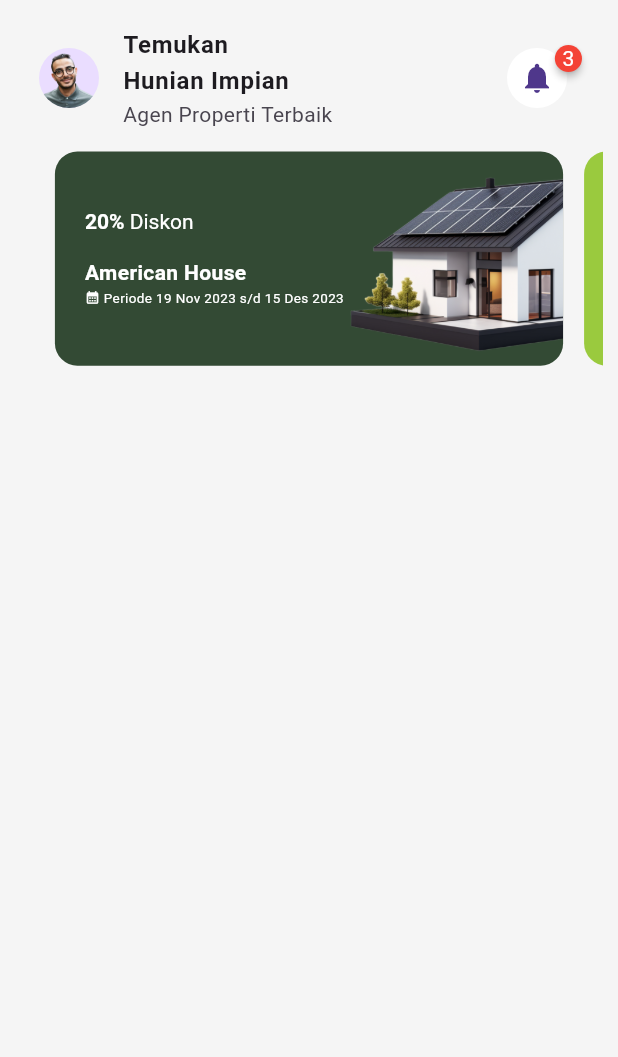
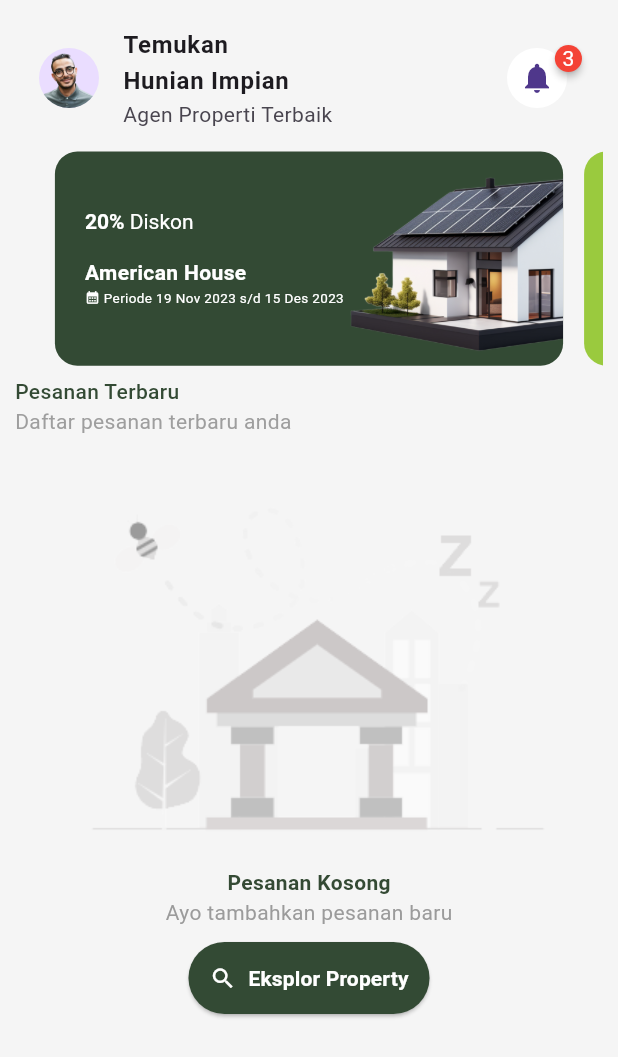
Before and after one commit to fandi0717/property_app, a Flutter app: the screen it shows after launch, on a phone screen of 412 x 824 dp. Shown: the top 1057 px of the screen. Run offline on Flutter 3.47's test engine with Material 3 defaults, Android fonts, the phone set to English and light mode, and no system bars; drawn by our look-alikes of auto_size_text, badges, carousel_slider; our stand-ins replace equatable, flutter_bloc, flutter_svg.

Commit message:
add feature bloc, property model fix, build ui design

```diff
--- a/lib/features/home/data/models/transaction_enum.dart
+++ b/lib/features/home/data/models/transaction_enum.dart
@@ -1 +1,8 @@
 enum Transaction { pemesanan, administrasi, pembangunan, serahTerima }
+
+const Map<String, Transaction> transactionValue = {
+  'pemesanan': Transaction.pemesanan,
+  'administrasi': Transaction.administrasi,
+  'pembangunan': Transaction.pembangunan,
+  'serah_terima': Transaction.serahTerima
+};
--- /dev/null
+++ b/lib/features/home/data/repositories/pesananan_repository.dart
@@ -0,0 +1,33 @@
+import 'package:property_app/features/home/data/dataproviders/online/pesanan_data_provider.dart';
+import 'package:property_app/features/home/data/models/property.dart';
+
+class PesananPropertyRepository {
+  List<Property> getAllProperty() {
+    List<Property> results = [];
+
+    try {
+      List<String> getJson = [
+        PesananPropertyDataProvider.propertyOne,
+        PesananPropertyDataProvider.propertyTwo,
+        PesananPropertyDataProvider.propertyThree
+      ];
+
+      for (var json in getJson) {
+        results.add(decodeJson2Property(json)!);
+      }
+
+      return results;
+    } catch (e) {
+      print(e);
+      return List.empty();
+    }
+  }
+
+  Property? decodeJson2Property(String json) {
+    try {
+      return Property.fromJson(json);
+    } catch (e) {
+      return null;
+    }
+  }
+}
--- a/lib/features/home/logic/bloc/home_bloc.dart
+++ b/lib/features/home/logic/bloc/home_bloc.dart
@@ -1,13 +1,30 @@
-import 'package:bloc/bloc.dart';
 import 'package:equatable/equatable.dart';
+import 'package:flutter_bloc/flutter_bloc.dart';
+import 'package:property_app/features/home/data/repositories/pesananan_repository.dart';
+
+import '../../data/models/property.dart';
 
 part 'home_event.dart';
 part 'home_state.dart';
 
 class HomeBloc extends Bloc<HomeEvent, HomeState> {
-  HomeBloc() : super(HomeInitial()) {
-    on<HomeEvent>((event, emit) {
-      // TODO: implement event handler
-    });
+  HomeBloc() : super(HomeEmpty()) {
+    final PesananPropertyRepository repository = PesananPropertyRepository();
+
+    on<EksplorPropertyEvent>(
+        (event, emit) => eksplorPropertyFunc(event, emit, repository));
+
+    on<Back2EmptyPropertyEvent>(
+        (event, emit) => back2EmptyProperty(event, emit));
+  }
+
+  eksplorPropertyFunc(EksplorPropertyEvent event, Emitter<HomeState> emit,
+      PesananPropertyRepository repository) {
+    List<Property> results = repository.getAllProperty();
+    emit(PesananTerbaru(propertys: results));
+  }
+
+  back2EmptyProperty(Back2EmptyPropertyEvent event, Emitter<HomeState> emit) {
+    emit(HomeEmpty());
   }
 }
--- a/lib/features/home/logic/bloc/home_event.dart
+++ b/lib/features/home/logic/bloc/home_event.dart
@@ -6,3 +6,16 @@ sealed class HomeEvent extends Equatable {
   @override
   List<Object> get props => [];
 }
+
+final class EksplorPropertyEvent extends HomeEvent {
+  final int index;
+
+  const EksplorPropertyEvent({this.index = 0});
+
+  @override
+  List<Object> get props => [index];
+}
+
+final class Back2EmptyPropertyEvent extends HomeEvent {}
+
+// final class SwitchPropertyEvent extends HomeEvent {}
--- a/lib/features/home/logic/bloc/home_state.dart
+++ b/lib/features/home/logic/bloc/home_state.dart
@@ -7,4 +7,14 @@ sealed class HomeState extends Equatable {
   List<Object> get props => [];
 }
 
-final class HomeInitial extends HomeState {}
+final class HomeEmpty extends HomeState {}
+
+final class PesananTerbaru extends HomeState {
+  final List<Property> propertys;
+  // final Property property;
+
+  const PesananTerbaru({required this.propertys});
+
+  @override
+  List<Object> get props => [propertys];
+}
--- a/lib/features/home/presentation/screens/home_screen.dart
+++ b/lib/features/home/presentation/screens/home_screen.dart
@@ -1,6 +1,9 @@
 import 'package:carousel_slider/carousel_slider.dart';
 import 'package:flutter/material.dart';
+import 'package:flutter_bloc/flutter_bloc.dart';
+import 'package:property_app/features/home/logic/bloc/home_bloc.dart';
 import 'package:property_app/features/home/presentation/widgets/carousel_slider/slider_property_widget.dart';
+import 'package:flutter_svg/flutter_svg.dart';
 
 import '../widgets/head/head_widget.dart';
 
@@ -45,6 +48,128 @@ class HomeScreen extends StatelessWidget {
                   enableInfiniteScroll: false,
                   // enlargeCenterPage: true
                 )),
+
+            /// [BLOC STATE]
+            Expanded(
+              child: BlocBuilder<HomeBloc, HomeState>(
+                builder: (context, state) {
+                  if (state is HomeEmpty) {
+                    return Container(
+                      child: Column(
+                        // crossAxisAlignment: CrossAxisAlignment.start,
+                        children: [
+                          const Align(
+                            alignment: Alignment.centerLeft,
+                            child: Text(
+                              "Pesanan Terbaru",
+                              style: TextStyle(
+                                fontWeight: FontWeight.w500,
+                                color: Color.fromARGB(
+                                  255,
+                                  51,
+                                  74,
+                                  52,
+                                ),
+                                // fontSize: 18
+                              ),
+                            ),
+                          ),
+                          const Align(
+                            alignment: Alignment.centerLeft,
+                            child: Text(
+                              "Daftar pesanan terbaru anda",
+                              style: TextStyle(
+                                fontWeight: FontWeight.w400,
+                                color: Color.fromARGB(
+                                  255,
+                                  158,
+                                  158,
+                                  158,
+                                ),
+                                // fontSize: 12
+                              ),
+                            ),
+                          ),
+                          // Expanded(
+                          //   child: Stack(
+                          //     alignment: Alignment.center,
+                          //     fit: StackFit.passthrough,
+                          //     children: [
+                          //       SvgPicture.asset(
+                          //         "assets/images/svg/background_bank.svg",
+                          //         semanticsLabel: "Bank",
+                          //         // fit: BoxFit.scaleDown,
+                          //       ),
+                          //       Align(
+                          //         alignment: Alignment.topLeft,
+                          //         child: SvgPicture.asset(
+                          //           "assets/images/svg/fly.svg",
+                          //           semanticsLabel: "Fly",
+                          //           // colorFilter:
+                          //           //     const ColorFilter.matrix([255, 255, 255, 255]),
+                          //         ),
+                          //       ),
+                          //     ],
+                          //   ),
+                          // ),
+                          // SvgPicture.asset(
+                          //   "assets/images/svg/all.svg",
+                          //   semanticsLabel: "hero",
+                          //   height: MediaQuery.of(context).size.height * 0.5,
+                          // ),
+                          Padding(
+                            padding: EdgeInsets.only(
+                                top: MediaQuery.of(context).size.height * 0.05),
+                            child: Image.asset(
+                                "assets/images/background_house.png"),
+                          ),
+                          const Text(
+                            "Pesanan Kosong",
+                            style: TextStyle(
+                                fontWeight: FontWeight.w600,
+                                color: Color.fromARGB(255, 52, 74, 52)),
+                          ),
+                          const Text(
+                            "Ayo tambahkan pesanan baru",
+                            style: TextStyle(
+                                fontWeight: FontWeight.w400,
+                                color: Color.fromARGB(255, 155, 155, 155)),
+                          ),
+                          const SizedBox(
+                            height: 10,
+                          ),
+                          ElevatedButton.icon(
+                            onPressed: () {},
+                            icon: const Icon(
+                              Icons.search,
+                              color: Color.fromARGB(255, 255, 255, 255),
+                            ),
+                            label: const Text(
+                              "Eksplor Property",
+                              style: TextStyle(
+                                  color: Color.fromARGB(255, 255, 255, 255),
+                                  fontWeight: FontWeight.bold),
+                            ),
+                            style: const ButtonStyle(
+                                backgroundColor: MaterialStatePropertyAll(
+                                    Color.fromARGB(255, 51, 74, 52)),
+                                padding: MaterialStatePropertyAll(
+                                    EdgeInsets.all(14))),
+                          ),
+                        ],
+                      ),
+                    );
+                    // return Container(
+                    //   child: SvgPicture.asset(
+                    //     "assets/images/svg/background_bank.svg",
+                    //     semanticsLabel: "Bank",
+                    //   ),
+                    // );
+                  } else if (state is PesananTerbaru) {}
+                  return const SizedBox.shrink();
+                },
+              ),
+            )
           ],
         ),
       )),
--- a/pubspec.yaml
+++ b/pubspec.yaml
@@ -41,6 +41,7 @@ dependencies:
   carousel_slider: ^4.2.1
   auto_size_text: ^3.0.0
   intl: ^0.19.0
+  flutter_svg: ^2.0.10+1
 
 dev_dependencies:
   flutter_test:
@@ -67,6 +68,7 @@ flutter:
   # To add assets to your application, add an assets section, like this:
   assets:
     - assets/images/
+    - assets/images/svg/
   #   - images/a_dot_ham.jpeg
 
   # An image asset can refer to one or more resolution-specific "variants", see
```
Also changed, not shown: lib/features/home/data/dataproviders/online/pesanan_data_provider.dart (added, +63 -0 lines), lib/features/home/data/models/property.dart (+10 -10 lines), assets/images/background_house.png (added), assets/images/svg/all.svg (added), assets/images/svg/background.svg (added), assets/images/svg/background_bank.svg (added), assets/images/svg/fly.svg (added), assets/images/svg/test.svg (added), pubspec.lock, 1 other file.
